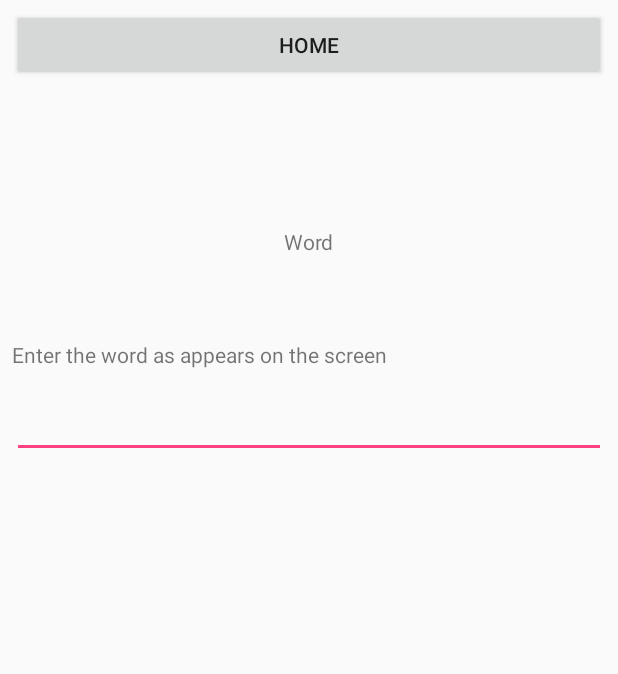
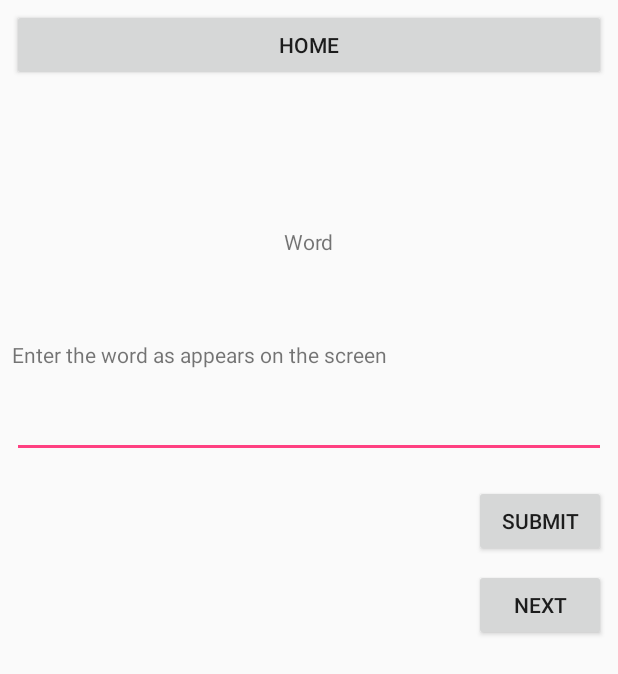
Before and after one commit to billywu94/MemoryGame, an Android app: the layout intermediate_activity.xml on its own in the app's theme, with its tools: preview values and no code run, on a phone screen of 412 x 824 dp. Shown: the top 674 px of the screen. Run offline under Robolectric (Android 15) with nearby library versions, the phone set to English and light mode, and no system bars.

Commit message:
implemented logic for intermediate level

```diff
--- a/app/src/main/res/layout/intermediate_activity.xml
+++ b/app/src/main/res/layout/intermediate_activity.xml
@@ -65,4 +65,31 @@
         tools:layout_editor_absoluteY="224dp"
         app:layout_constraintHorizontal_bias="0.0"
         android:layout_marginBottom="0dp" />
+
+    <Button
+        android:id="@+id/submitIntermediate"
+        android:layout_width="wrap_content"
+        android:layout_height="wrap_content"
+        android:text="@string/submit"
+        android:onClick="checkWord"
+        tools:layout_constraintTop_creator="1"
+        tools:layout_constraintRight_creator="1"
+        android:layout_marginEnd="8dp"
+        app:layout_constraintRight_toRightOf="parent"
+        android:layout_marginTop="18dp"
+        app:layout_constraintTop_toBottomOf="@+id/editText2" />
+
+    <Button
+        android:id="@+id/nextButton"
+        android:layout_width="wrap_content"
+        android:layout_height="wrap_content"
+        android:text="@string/next"
+        android:onClick="nextWord"
+        tools:layout_constraintTop_creator="1"
+        tools:layout_constraintRight_creator="1"
+        app:layout_constraintRight_toRightOf="@+id/submitIntermediate"
+        android:layout_marginTop="8dp"
+        app:layout_constraintTop_toBottomOf="@+id/submitIntermediate"
+        tools:layout_constraintLeft_creator="1"
+        app:layout_constraintLeft_toLeftOf="@+id/submitIntermediate" />
 </android.support.constraint.ConstraintLayout>
```
Also changed, not shown: app/src/main/java/appliedcswithandroid/memorygame/intermediateLevel.java (+52 -3 lines).
